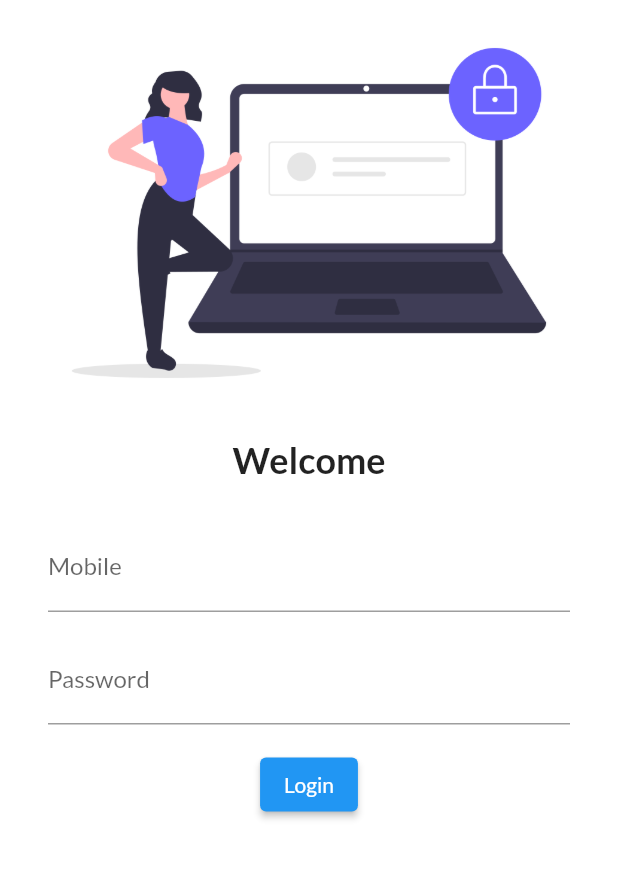
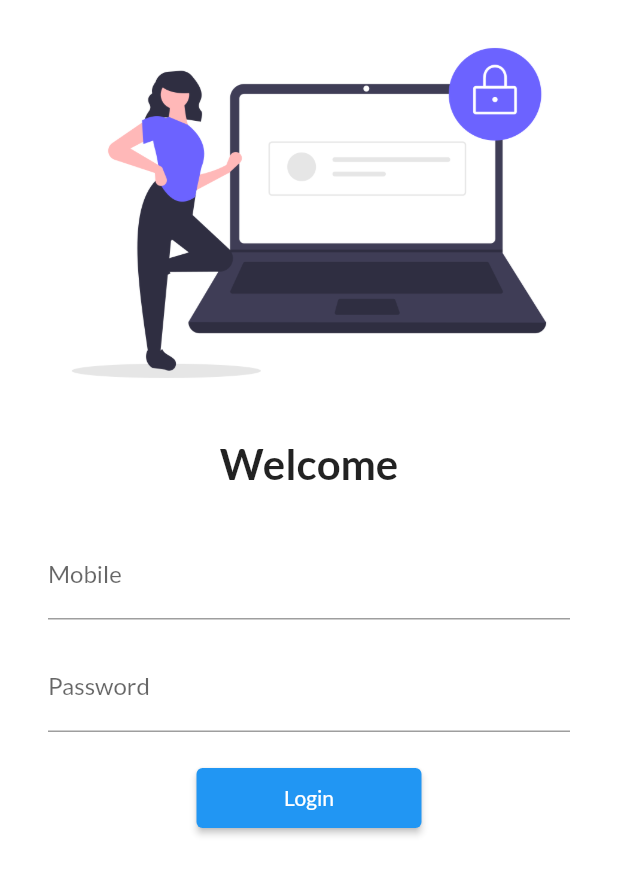
Before and after one commit to bunty-kumar/flutter_application2, a Flutter app: the screen it shows after launch, on a phone screen of 412 x 824 dp. Shown: the top 875 px of the screen. Run offline on Flutter 3.47's test engine with Material 2 defaults, Android fonts, the phone set to English and light mode, and no system bars; our stand-ins replace google_fonts.

Commit message:
day 4 completed..

```diff
--- a/lib/main.dart
+++ b/lib/main.dart
@@ -1,6 +1,7 @@
 import 'package:flutter/material.dart';
 import 'package:flutter_application2/pages/Home_Page.dart';
 import 'package:flutter_application2/pages/login_page.dart';
+import 'package:flutter_application2/utils/routes.dart';
 import 'package:google_fonts/google_fonts.dart';
 
 void main() {
@@ -13,15 +14,16 @@ class myApp extends StatelessWidget {
     return MaterialApp(
         themeMode: ThemeMode.light,
         theme: ThemeData(
-            primarySwatch: Colors.blue,
-            fontFamily: GoogleFonts.lato().fontFamily,
-            ),
+          primarySwatch: Colors.blue,
+          fontFamily: GoogleFonts.lato().fontFamily,
+        ),
+        debugShowCheckedModeBanner: false,
         //  darkTheme: ThemeData(brightness: Brightness.dark),
         initialRoute: "/",
         routes: {
           "/": (context) => LoginPage(),
-          "/home": (context) => HomePage(),
-          "/login": (context) => LoginPage(),
+          MyRoutes.homeRoutes: (context) => HomePage(),
+          MyRoutes.loginRoutes: (context) => LoginPage(),
         });
   }
 }
--- a/lib/pages/login_page.dart
+++ b/lib/pages/login_page.dart
@@ -1,4 +1,5 @@
 import 'package:flutter/material.dart';
+import 'package:flutter_application2/utils/routes.dart';
 
 class LoginPage extends StatelessWidget {
   const LoginPage({Key? key}) : super(key: key);
@@ -7,6 +8,7 @@ class LoginPage extends StatelessWidget {
   Widget build(BuildContext context) {
     return Material(
         color: Colors.white,
+        child: SingleChildScrollView(
           child: Column(
             children: [
               Image.asset(
@@ -16,12 +18,12 @@ class LoginPage extends StatelessWidget {
               SizedBox(height: 8),
               Text(
                 "Welcome",
-              style: TextStyle(fontWeight: FontWeight.bold, fontSize: 24),
+                style: TextStyle(fontWeight: FontWeight.bold, fontSize: 28),
               ),
               SizedBox(height: 12),
               Padding(
-              padding:
-                  const EdgeInsets.symmetric(vertical: 16.0, horizontal: 32.0),
+                padding: const EdgeInsets.symmetric(
+                    vertical: 16.0, horizontal: 32.0),
                 child: Column(
                   children: [
                     TextFormField(
@@ -34,17 +36,19 @@ class LoginPage extends StatelessWidget {
                       decoration: InputDecoration(
                           hintText: "Enter Password", labelText: "Password"),
                     ),
-                  SizedBox(height: 16),
+                    SizedBox(height: 20),
                     ElevatedButton(
                       child: Text("Login"),
+                      style: TextButton.styleFrom(minimumSize: Size(150, 40)),
                       onPressed: () {
-                      print("Button Clicked");
+                        Navigator.pushNamed(context, MyRoutes.homeRoutes);
                       },
                     )
                   ],
                 ),
               )
             ],
+          ),
         ));
   }
 }
--- /dev/null
+++ b/lib/utils/routes.dart
@@ -0,0 +1,4 @@
+class MyRoutes {
+  static String loginRoutes = "/home";
+  static String homeRoutes = "/login";
+}
```
Also changed, not shown: lib/pages/Home_Page.dart (+9 -2 lines). Lines whose indentation alone changed are shown as unchanged.
